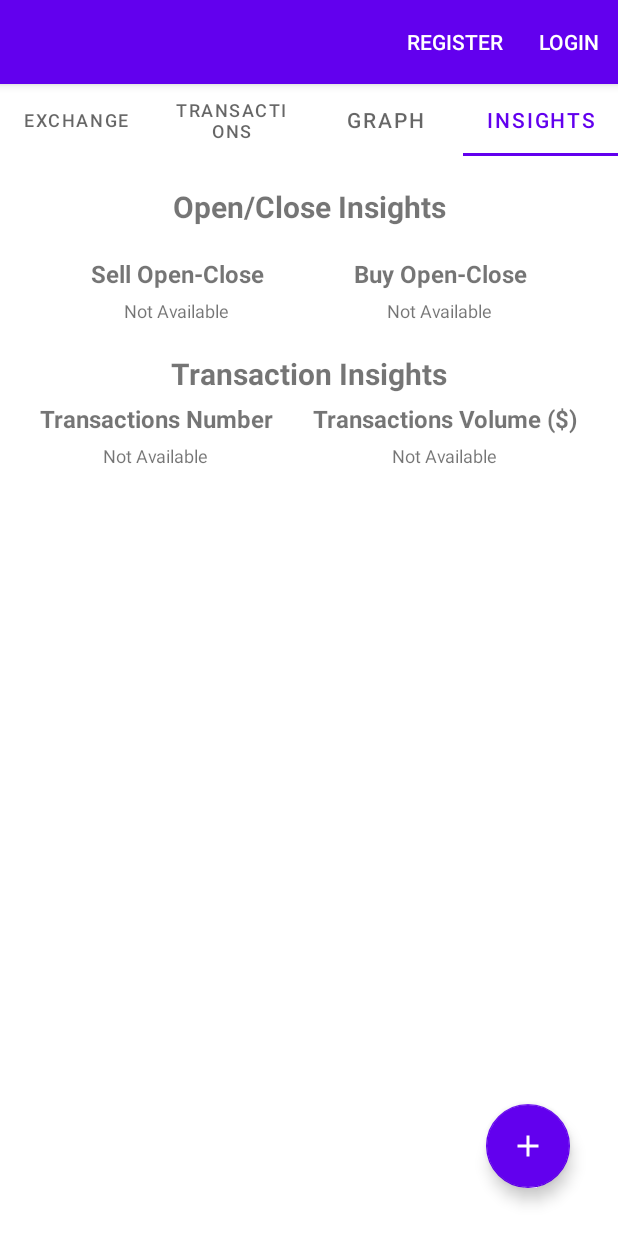
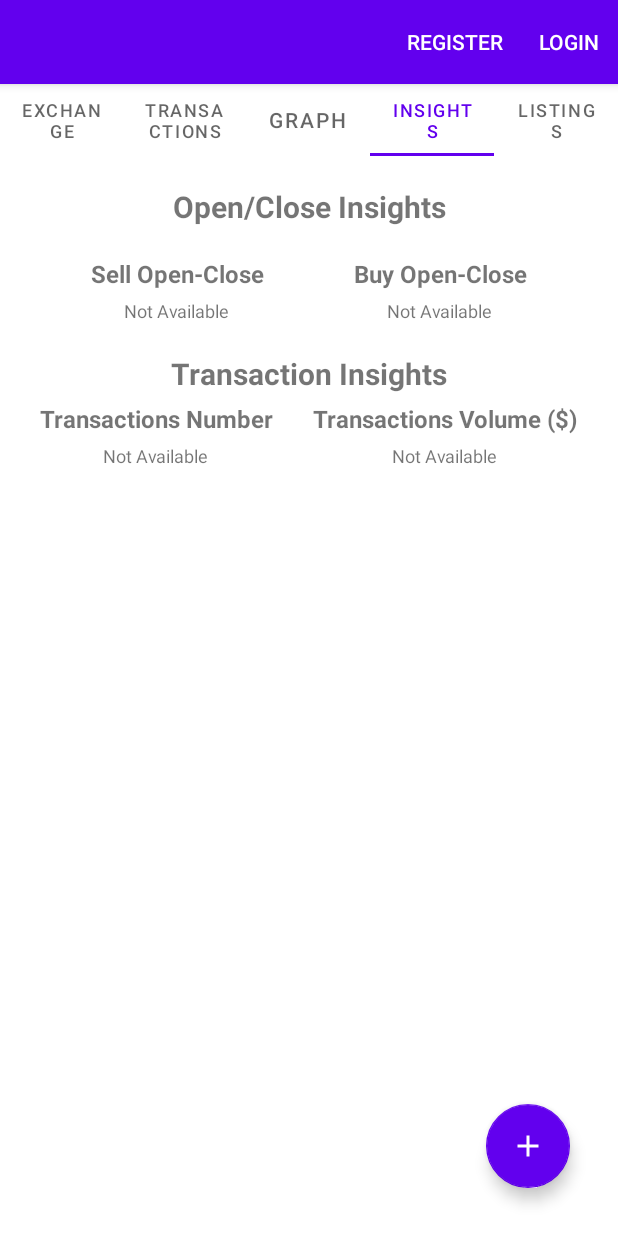
Before and after one commit to KarimNasreddine/Exchange-Rate-Tracker, an Android app: the screen it shows after launch (MainActivity), tab 4 chosen, on a phone screen of 412 x 824 dp. Run offline under Robolectric (Android 15) with nearby library versions, the phone set to English and light mode, and no system bars.

Commit message:
Display User Exchange Listings -Android

```diff
--- /dev/null
+++ b/exchange-android/app/src/main/java/com/maarouf/currencyexchange/ListingsFragment.kt
@@ -0,0 +1,70 @@
+package com.maarouf.currencyexchange
+
+import android.os.Bundle
+import android.view.LayoutInflater
+import android.view.View
+import android.view.ViewGroup
+import android.widget.TextView
+import androidx.fragment.app.Fragment
+import com.maarouf.currencyexchange.api.ExchangeService
+import com.maarouf.currencyexchange.api.model.ListingsData
+import retrofit2.Call
+import retrofit2.Callback
+import retrofit2.Response
+
+
+class ListingsFragment : Fragment() {
+
+    private var txtListings: TextView? = null
+
+    override fun onCreate(savedInstanceState: Bundle?) {
+        super.onCreate(savedInstanceState)
+        fetchListings();
+    }
+
+    override fun onCreateView(
+        inflater: LayoutInflater, container: ViewGroup?,
+        savedInstanceState: Bundle?
+    ): View? {
+        // Inflate the layout for this fragment
+        var view: View =  inflater.inflate(R.layout.fragment_listings, container, false)
+        txtListings = view?.findViewById(R.id.txtListings)
+        return view
+    }
+
+    private fun fetchListings() {
+        ExchangeService.exchangeApi().getListings().enqueue(object :
+            Callback<List<ListingsData>> {
+            override fun onResponse(call: Call<List<ListingsData>>, response:
+            Response<List<ListingsData>>
+            ) {
+                val listings: List<ListingsData>? = response.body();
+                displayListings(listings);
+            }
+            override fun onFailure(call: Call<List<ListingsData>>, t: Throwable) {
+                return;
+                TODO("Not yet implemented")
+            }
+        })
+    }
+
+    private fun displayListings(listings: List<ListingsData>?) {
+        txtListings?.setText("")
+        var counter = 1
+        for (listing in listings!!) {
+            if (!listing.resolved!!) {
+                txtListings?.setText(
+                    txtListings?.getText().toString() +
+                            "-Listing: " + counter +
+                            "\n\t\t\t\tAmount Selling: " + listing.sellingAmount + (if (listing.usdToLbp!!) " USD" else " LBP") +
+                            "\n\t\t\t\tBuying Amount Ask: " + listing.buyingAmount + (if (listing.usdToLbp!!) " LBP" else " USD") +
+                            "\n\t\t\t\tListing Type: " + (if (listing.usdToLbp!!) "USD To LBP" else "LBP To USD") +
+                            "\n\t\t\t\tPhone Number: " + listing.userPhoneNumber +
+                            "\n\n"
+                )
+                counter++
+            }
+        }
+    }
+
+}
--- a/exchange-android/app/src/main/java/com/maarouf/currencyexchange/MainActivity.kt
+++ b/exchange-android/app/src/main/java/com/maarouf/currencyexchange/MainActivity.kt
@@ -65,6 +65,9 @@ class MainActivity : AppCompatActivity() {
                 }
                 3 -> {
                         tab.text = "Insights"
+                }
+                4 -> {
+                        tab.text = "Listings"
                 }
             }
         }.attach()
--- a/exchange-android/app/src/main/java/com/maarouf/currencyexchange/TabsPagerAdapter.kt
+++ b/exchange-android/app/src/main/java/com/maarouf/currencyexchange/TabsPagerAdapter.kt
@@ -22,11 +22,14 @@ class TabsPagerAdapter (fm: FragmentManager, lifecycle: Lifecycle) :
             3 -> {
                 InsightsFragment()
             }
+            4 -> {
+                ListingsFragment()
+            }
             else -> ExchangeFragment()
         }
     }
     override fun getItemCount(): Int {
-        return 4
+        return 5
     }
 
 }
--- a/exchange-android/app/src/main/java/com/maarouf/currencyexchange/api/retrofit.kt
+++ b/exchange-android/app/src/main/java/com/maarouf/currencyexchange/api/retrofit.kt
@@ -14,7 +14,8 @@ class retrofit {
 
 }
 object ExchangeService {
-    private const val API_URL: String = "http://10.0.2.2:5000"
+//    private const val API_URL: String = "http://10.0.2.2:5000"
+    private const val API_URL: String = "https://asproject.free.beeceptor.com"
     fun exchangeApi():Exchange {
         val retrofit: Retrofit = Retrofit.Builder()
             .baseUrl(API_URL)
@@ -44,5 +45,8 @@ object ExchangeService {
 
         @GET("/insights")
         fun getInsights(): Call<InsightsData>
+
+        @GET("/listings")
+        fun getListings(): Call<List<ListingsData>>
     }
 }
```
Also changed, not shown: exchange-android/app/src/main/java/com/maarouf/currencyexchange/api/model/ListingsData.kt (added, +44 -0 lines), exchange-android/app/src/main/res/layout/fragment_listings.xml (added, +39 -0 lines).
